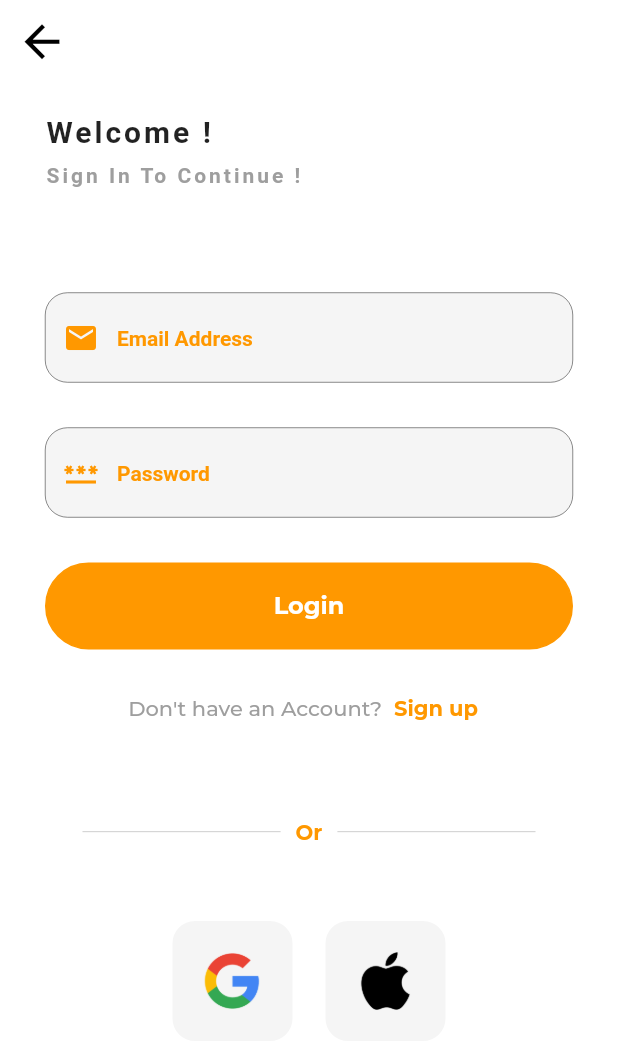
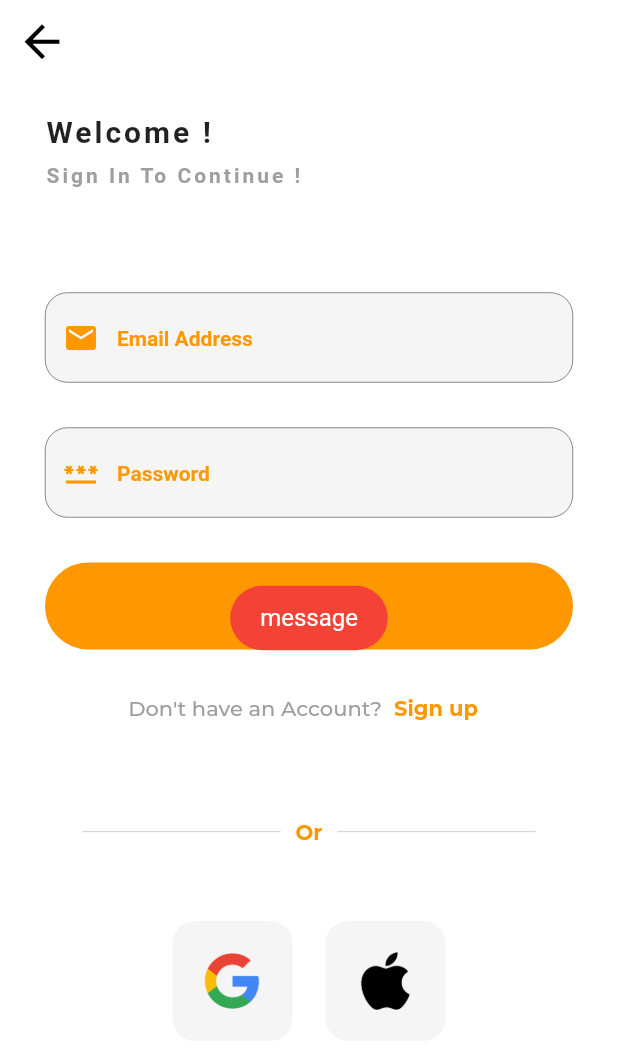
Before and after one commit to abilityekpat/taskly, a Flutter app: the Login screen opened directly, after a tap on "Login", on a phone screen of 412 x 824 dp. Shown: the top 1049 px of the screen. Run offline on Flutter 3.47's test engine with Material 2 defaults, Android fonts, the phone set to English and light mode, and no system bars; our stand-ins replace firebase_auth, firebase_core, flutter_spinkit, flutter_svg, fluttertoast; accounts and stored records are empty; network calls fail; Roboto replaces fonts that are missing (Monstarrat, Monterrat); project files that could hold a hidden picture were left out.

```diff
--- a/lib/main.dart
+++ b/lib/main.dart
@@ -2,8 +2,6 @@ import 'package:flutter/material.dart';
 import 'package:taskly/screens/authentication/welcome_page.dart';
 import 'package:firebase_core/firebase_core.dart';
 import 'firebase_options.dart';
-import 'package:taskly/screens/home_screens/add_task.dart';
-import 'package:taskly/screens/home_screens/home_page.dart';
 
 void main() async {
   WidgetsFlutterBinding.ensureInitialized();
--- a/lib/screens/authentication/login_page.dart
+++ b/lib/screens/authentication/login_page.dart
@@ -1,8 +1,13 @@
 import 'package:flutter/material.dart';
 import 'package:taskly/screens/authentication/sign_up.dart';
+import 'package:taskly/screens/home_screens/home_page.dart';
 import 'package:taskly/screens/widgets/my_button.dart';
+import 'package:taskly/screens/widgets/spinkit.dart';
 import 'package:taskly/screens/widgets/square_tile.dart';
 import 'package:taskly/screens/widgets/textField.dart';
+import 'package:firebase_auth/firebase_auth.dart';
+
+import '../services/auth_service.dart';
 
 class Login extends StatefulWidget {
   const Login({super.key});
@@ -13,6 +18,31 @@ class Login extends StatefulWidget {
 
 class _LoginState extends State<Login> {
   final emailController = TextEditingController();
+  final passwordController = TextEditingController();
+  final AuthService _authService = AuthService();
+  bool isLoading = false;
+  final _formKey = GlobalKey<FormState>();
+
+  signIn() async {
+    setState(() {
+      isLoading = true;
+    });
+
+    bool result = await _authService.signInWithEmailAndPassword(
+        emailController.text, passwordController.text);
+
+    setState(() {
+      isLoading = false;
+
+      if (result == true) {
+        Navigator.push(
+            context,
+            MaterialPageRoute(
+              builder: (context) => HomePage(),
+            ));
+      }
+    });
+  }
 
   @override
   Widget build(BuildContext context) {
@@ -33,9 +63,14 @@ class _LoginState extends State<Login> {
               size: 35,
             )),
       ),
-      body: SingleChildScrollView(
+      body: isLoading
+          ? (Spinkit())
+          : SingleChildScrollView(
               child: Padding(
-          padding: const EdgeInsets.symmetric(horizontal: 30, vertical: 20),
+                padding:
+                    const EdgeInsets.symmetric(horizontal: 30, vertical: 20),
+                child: Form(
+                  key: _formKey,
                   child: Column(
                     crossAxisAlignment: CrossAxisAlignment.start,
                     children: [
@@ -57,7 +92,8 @@ class _LoginState extends State<Login> {
                           letterSpacing: 2,
                           fontFamily: "Monstarrat",
                           color: Colors.grey.shade500,
-                    fontWeight: FontWeight.w700),
+                          fontWeight: FontWeight.w700,
+                        ),
                       ),
                       SizedBox(height: 70),
 
@@ -74,7 +110,7 @@ class _LoginState extends State<Login> {
 
                       //Password textfield
                       MyTextField(
-                  controller: emailController,
+                          controller: passwordController,
                           hintText: "Password",
                           icon: const Icon(
                             Icons.password,
@@ -86,7 +122,7 @@ class _LoginState extends State<Login> {
                       //Login button
                       MyButton(
                         buttonText: "Login",
-                onTap: () {},
+                        onTap: signIn,
                       ),
                       const SizedBox(height: 15),
 
@@ -101,8 +137,10 @@ class _LoginState extends State<Login> {
                           ),
                           TextButton(
                               onPressed: () {
-                        Navigator.push(context,
-                            MaterialPageRoute(builder: (context) => SignUp()));
+                                Navigator.push(
+                                    context,
+                                    MaterialPageRoute(
+                                        builder: (context) => SignUp()));
                               },
                               child: const Text(
                                 "Sign up",
@@ -149,7 +187,8 @@ class _LoginState extends State<Login> {
                         mainAxisAlignment: MainAxisAlignment.center,
                         children: const [
                           //Google image
-                  SquareTile(imagePath: "assets/images/png/google_image.png"),
+                          SquareTile(
+                              imagePath: "assets/images/png/google_image.png"),
 
                           SizedBox(width: 20),
 
@@ -161,6 +200,7 @@ class _LoginState extends State<Login> {
                   ),
                 ),
               ),
+            ),
     );
   }
 }
--- /dev/null
+++ b/lib/screens/services/auth_service.dart
@@ -0,0 +1,17 @@
+import 'package:firebase_auth/firebase_auth.dart';
+import 'package:taskly/screens/widgets/toast.dart';
+
+class AuthService {
+  FirebaseAuth _auth = FirebaseAuth.instance;
+
+  Future<bool> signInWithEmailAndPassword(String email, String password) async {
+    try {
+      dynamic user = await _auth.signInWithEmailAndPassword(
+          email: email, password: password);
+      return true;
+    } catch (e) {
+      Toast.errorToast(e.toString());
+    }
+    return false;
+  }
+}
--- a/lib/screens/widgets/round_button.dart
+++ b/lib/screens/widgets/round_button.dart
@@ -15,7 +15,7 @@ class RoundButton extends StatelessWidget {
     return GestureDetector(
       onTap: onTap,
       child: Container(
-        width: 150,
+        width: 120,
         padding: const EdgeInsets.all(18),
         decoration: BoxDecoration(
           color: Colors.orange,
@@ -28,7 +28,7 @@ class RoundButton extends StatelessWidget {
             style: const TextStyle(
               color: Colors.white,
               fontWeight: FontWeight.bold,
-              fontSize: 16,
+              fontSize: 14,
             ),
           ),
         ),
--- /dev/null
+++ b/lib/screens/widgets/toast.dart
@@ -0,0 +1,15 @@
+import 'package:flutter/material.dart';
+import 'package:fluttertoast/fluttertoast.dart';
+
+class Toast {
+  static errorToast(String message) {
+    Fluttertoast.showToast(
+        msg: "message",
+        // toastLength: Toast.LENGTH_SHORT,
+        gravity: ToastGravity.CENTER,
+        timeInSecForIosWeb: 1,
+        backgroundColor: Colors.red,
+        textColor: Colors.white,
+        fontSize: 16.0);
+  }
+}
--- a/pubspec.yaml
+++ b/pubspec.yaml
@@ -39,6 +39,8 @@ dependencies:
   cloud_firestore: ^4.8.0
   firebase_auth: ^4.6.2
   firebase_core: ^2.13.1
+  fluttertoast: ^8.2.2
+  flutter_spinkit: ^5.2.0
 
 dev_dependencies:
   flutter_test:
```
Also changed, not shown: lib/screens/authentication/sign_up.dart (+9 -3 lines), lib/screens/home_screens/delete.dart (added, +15 -0 lines), lib/screens/widgets/spinkit.dart (added, +14 -0 lines), pubspec.lock. Lines whose indentation alone changed are shown as unchanged.
